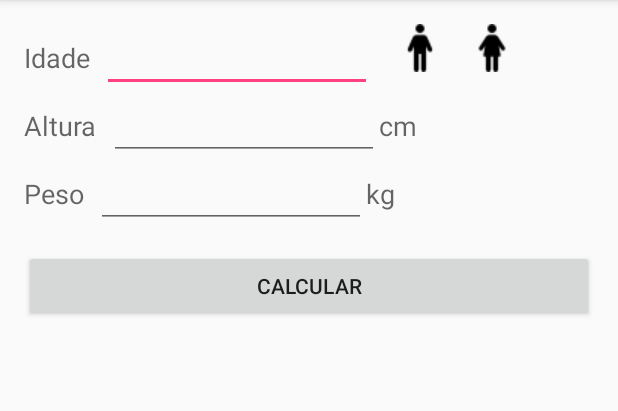
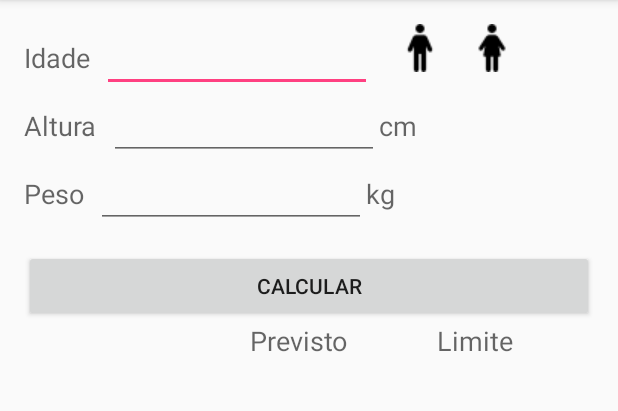
Before and after one commit to FabricaAppU9/Espirometria, an Android app: the screen it shows after launch (MainActivity), on a phone screen of 412 x 824 dp, the part 84-495 px from its top. Run offline under Robolectric (Android 15) with nearby library versions, the phone set to English and light mode, and no system bars.

Commit message:
Dev - Design Android para celular #40: Definição do list view responsavel por trazer os resultados

```diff
--- /dev/null
+++ b/ProCalc/app/src/main/java/espirometria/fabricaapp/uninove/com/br/procalc/SplashActivity.java
@@ -0,0 +1,25 @@
+package espirometria.fabricaapp.uninove.com.br.procalc;
+
+import android.content.Intent;
+import android.os.Handler;
+import android.support.v7.app.AppCompatActivity;
+import android.os.Bundle;
+
+import espirometria.fabricaapp.uninove.com.br.procalc.activities.MainActivity;
+
+public class SplashActivity extends AppCompatActivity {
+
+    int timeSleep = 3000;
+    @Override
+    protected void onCreate(Bundle savedInstanceState) {
+        super.onCreate(savedInstanceState);
+        setContentView(R.layout.activity_splash);
+        new Handler().postDelayed(new Runnable() {
+            @Override
+            public void run() {
+                Intent it = new Intent(SplashActivity.this, MainActivity.class);
+                startActivity(it);
+            }
+        },timeSleep);
+    }
+}
--- a/ProCalc/app/src/main/java/espirometria/fabricaapp/uninove/com/br/procalc/activities/MainActivity.java
+++ b/ProCalc/app/src/main/java/espirometria/fabricaapp/uninove/com/br/procalc/activities/MainActivity.java
@@ -9,12 +9,16 @@ import android.view.MenuItem;
 import android.view.View;
 import android.widget.Button;
 import android.widget.EditText;
+import android.widget.GridView;
+import android.widget.ListView;
 import android.widget.RadioButton;
 
 import espirometria.fabricaapp.uninove.com.br.procalc.R;
+import espirometria.fabricaapp.uninove.com.br.procalc.adapters.ResultadoItemAdapter;
 import espirometria.fabricaapp.uninove.com.br.procalc.controllers.Calculo;
 import espirometria.fabricaapp.uninove.com.br.procalc.helper.HomeActivityHelper;
 import espirometria.fabricaapp.uninove.com.br.procalc.models.Pessoa;
+import espirometria.fabricaapp.uninove.com.br.procalc.models.Resultado;
 
 import static espirometria.fabricaapp.uninove.com.br.procalc.R.id.actionFaixas;
 
@@ -25,6 +29,7 @@ public class MainActivity extends AppCompatActivity {
     RadioButton btnMasc, btnFem;
     public Character genero;
     Button btnCalcular;
+    ListView lvResultado;
 
 
     @Override
@@ -36,7 +41,7 @@ public class MainActivity extends AppCompatActivity {
         txtAltura = (EditText) findViewById(R.id.txtAltura);
         txtIdade = (EditText) findViewById(R.id.txtIdade);
         txtPeso = (EditText) findViewById(R.id.txtPeso);
-
+        lvResultado = (ListView) findViewById(R.id.lvResultado);
         btnCalcular.setOnClickListener(new View.OnClickListener() {
             @Override
             public void onClick(View v) {
@@ -44,10 +49,18 @@ public class MainActivity extends AppCompatActivity {
                 Pessoa pessoa = helper.getModel(MainActivity.this);
                 Calculo calculo = new Calculo();
 
-                calculo.calcular(pessoa);
+                updateListResult(calculo.calcular(pessoa));
 
             }
         });
+    }
+
+
+    public void updateListResult(Resultado res){
+
+        ResultadoItemAdapter adapter = new ResultadoItemAdapter(this,res.toList());
+        lvResultado.setAdapter(adapter);
+
     }
 
     //Tratando evento de click do Gênero
--- a/ProCalc/app/src/main/res/layout/activity_main.xml
+++ b/ProCalc/app/src/main/res/layout/activity_main.xml
@@ -145,6 +145,45 @@
             android:id="@+id/btnCalcular" />
     </LinearLayout>
 
+    <TableLayout
+        android:layout_width="match_parent"
+        android:layout_height="wrap_content"
+        android:layout_below="@+id/linearLayout"
+        android:layout_alignParentLeft="true"
+        android:layout_alignParentStart="true"
+        android:id="@+id/tableLayout">
+
+        <TableRow
+            android:layout_width="match_parent"
+            android:layout_height="wrap_content">
+            <TextView
+                android:layout_width="120dp"
+                android:textAppearance="?android:attr/textAppearanceMedium"
+                android:gravity="center"/>
+            <TextView
+                android:layout_width="wrap_content"
+                android:text="Previsto"
+                android:paddingLeft="30dp"
+                android:paddingRight="30dp"
+                android:textAppearance="?android:attr/textAppearanceMedium"
+                android:gravity="center"/>
+            <TextView
+                android:layout_width="wrap_content"
+                android:text="Limite"
+                android:paddingLeft="30dp"
+                android:paddingRight="30dp"
+                android:textAppearance="?android:attr/textAppearanceMedium"
+                android:gravity="center"/>
+        </TableRow>
+    </TableLayout>
+
+    <ListView
+        android:layout_width="wrap_content"
+        android:layout_height="wrap_content"
+        android:id="@+id/lvResultado"
+        android:layout_alignParentLeft="true"
+        android:layout_alignParentStart="true"
+        android:layout_below="@+id/tableLayout" />
 
 
 </RelativeLayout>
```
Also changed, not shown: ProCalc/app/src/main/AndroidManifest.xml (+8 -1 lines), ProCalc/app/src/main/java/espirometria/fabricaapp/uninove/com/br/procalc/adapters/ResultadoItemAdapter.java (added, +64 -0 lines), ProCalc/app/src/main/java/espirometria/fabricaapp/uninove/com/br/procalc/controllers/Calculo.java (+11 -2 lines), ProCalc/app/src/main/java/espirometria/fabricaapp/uninove/com/br/procalc/models/Resultado.java (+18 -0 lines), ProCalc/app/src/main/java/espirometria/fabricaapp/uninove/com/br/procalc/models/ResultadoItem.java (+12 -0 lines), ProCalc/app/src/main/res/layout/activity_info.xml (+16 -1 lines), ProCalc/app/src/main/res/layout/activity_splash.xml (added, +12 -0 lines), ProCalc/app/src/main/res/layout/item_resultado.xml (added, +31 -0 lines), ProCalc/app/src/main/res/values/strings.xml (+4 -3 lines), 1 other file.
